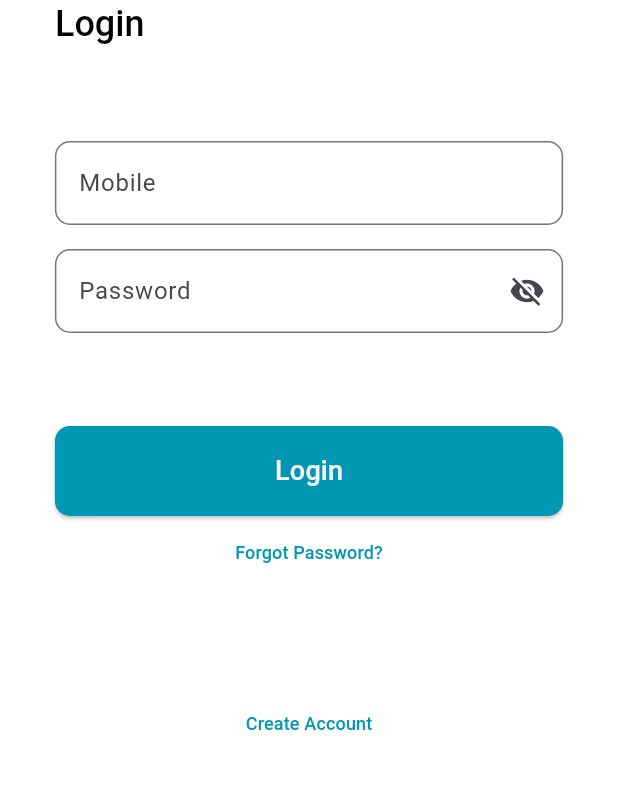
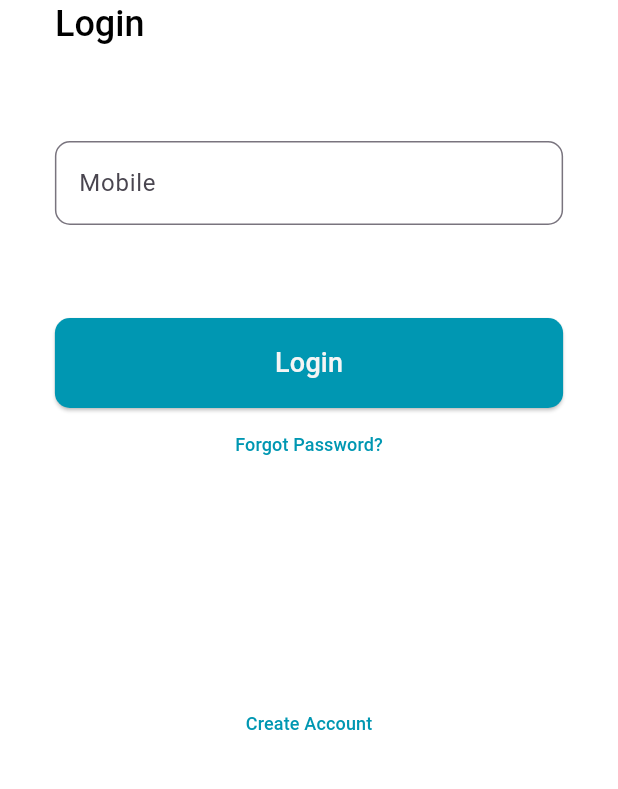
Before and after one commit to psd-99/gas_by_gas, a Flutter app: the LoginScreen screen opened by its route, on a phone screen of 412 x 824 dp, the part 441-1230 px from its top. Run offline on Flutter 3.47's test engine with Material 3 defaults, Android fonts, the phone set to English and light mode, and no system bars; our stand-ins replace flutter_svg, pin_code_fields.

Commit message:
Update loginScreen.dart

```diff
--- a/gas_by_gas/lib/loginScreen.dart
+++ b/gas_by_gas/lib/loginScreen.dart
@@ -12,8 +12,8 @@ class LoginScreen extends StatefulWidget {
 
 class _LoginScreenState extends State<LoginScreen> {
   final _formKey = GlobalKey<FormState>();
-  String _email = '';
-  String _password = '';
+  String _mobile = '';
+  // String _password = '';
   bool _obscureText = true;
 
   void _togglePasswordVisibility() {
@@ -79,37 +79,37 @@ class _LoginScreenState extends State<LoginScreen> {
                             borderRadius: BorderRadius.circular(10),
                           ),
                         ),
-                        onChanged: (value) => _email = value,
+                        onChanged: (value) => _mobile = value,
                         validator:
                             (value) =>
                                 value!.isEmpty
-                                    ? "Please enter your user name"
+                                    ? "Please enter your mobile number"
                                     : null,
                       ),
-                      const SizedBox(height: 16),
-                      TextFormField(
-                        decoration: InputDecoration(
-                          labelText: "Password",
-                          border: OutlineInputBorder(
-                            borderRadius: BorderRadius.circular(10),
-                          ),
-                          suffixIcon: IconButton(
-                            icon: Icon(
-                              _obscureText
-                                  ? Icons.visibility_off
-                                  : Icons.visibility,
-                            ),
-                            onPressed: _togglePasswordVisibility,
-                          ),
-                        ),
-                        onChanged: (value) => _password = value,
-                        validator:
-                            (value) =>
-                                value!.isEmpty
-                                    ? "Please enter your password"
-                                    : null,
-                        obscureText: _obscureText,
-                      ),
+                      // const SizedBox(height: 16),
+                      // TextFormField(
+                      //   decoration: InputDecoration(
+                      //     labelText: "Password",
+                      //     border: OutlineInputBorder(
+                      //       borderRadius: BorderRadius.circular(10),
+                      //     ),
+                      //     suffixIcon: IconButton(
+                      //       icon: Icon(
+                      //         _obscureText
+                      //             ? Icons.visibility_off
+                      //             : Icons.visibility,
+                      //       ),
+                      //       onPressed: _togglePasswordVisibility,
+                      //     ),
+                      //   ),
+                      //   onChanged: (value) => _password = value,
+                      //   validator:
+                      //       (value) =>
+                      //           value!.isEmpty
+                      //               ? "Please enter your password"
+                      //               : null,
+                      //   obscureText: _obscureText,
+                      // ),
                       const SizedBox(height: 62),
                       ElevatedButton(
                         style: ElevatedButton.styleFrom(
```
